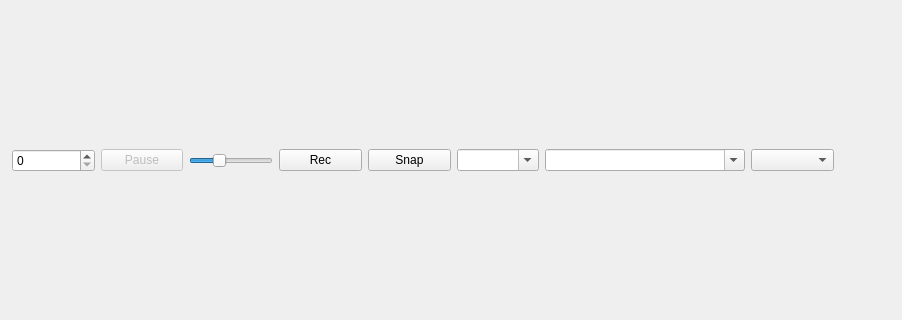
Above: rtspwindow.ui from surfzoid/QtVsPlayer before the change; both pictures show x 0 to 902 and y 130 to 450 of the 1451 by 622 pixel window. Below: the same form after it.
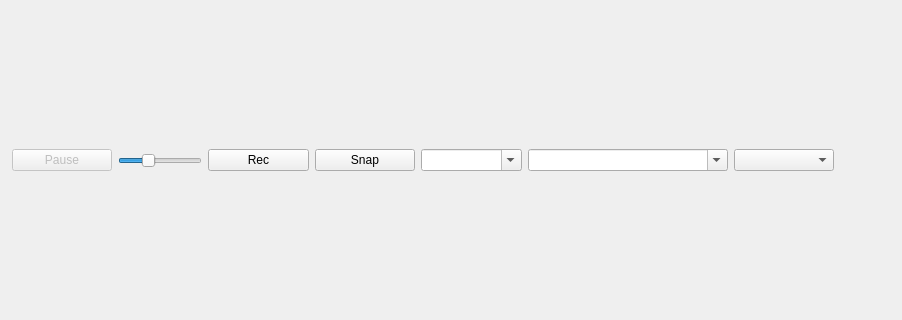
That is the form after the change. Icons and pictures are not drawn.

Commit message: Force disable stream encrypt

The edit to the form file:
```diff
--- a/rtspwindow.ui
+++ b/rtspwindow.ui
@@ -94,13 +94,6 @@
      <bool>true</bool>
     </property>
     <layout class="QHBoxLayout" name="horizontalLayout_2">
-     <item>
-      <widget class="QSpinBox" name="spinBoxChannel">
-       <property name="maximum">
-        <number>999</number>
-       </property>
-      </widget>
-     </item>
      <item>
       <widget class="QPushButton" name="PauseBtn">
        <property name="enabled">
```
Left out of the diff: 10 changed lines with no effect on the pictures. The commit also changes 2 other files.
